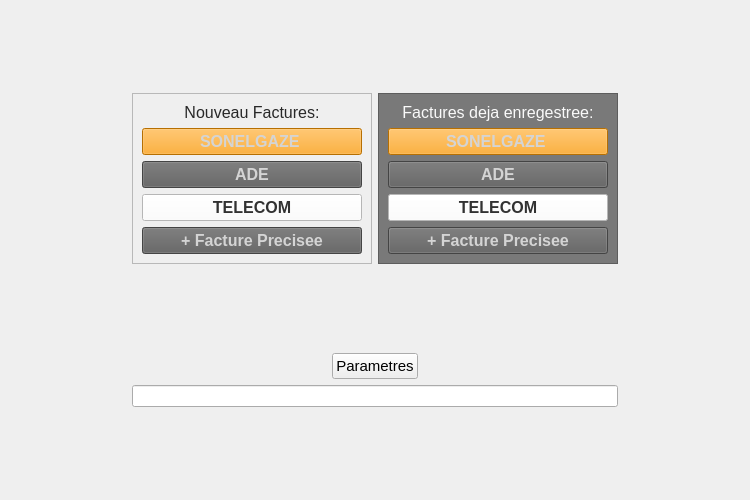
First picture: the form in facturis/ui/main.ui, repository nerevarinee/Facturios-V2, before the edit.
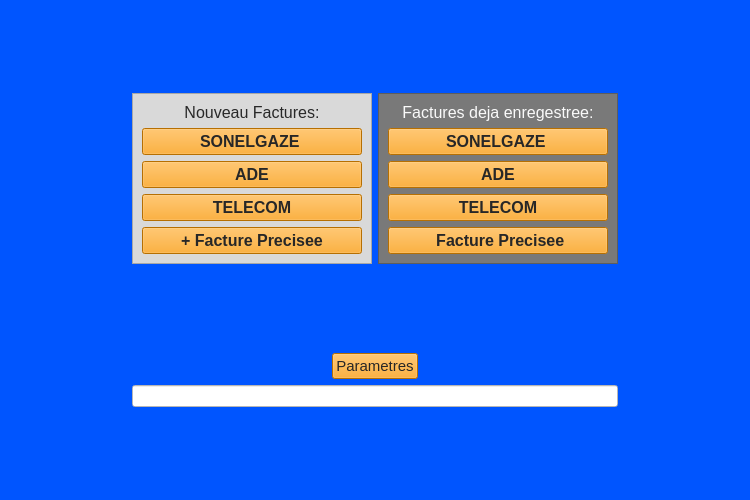
Second picture: the form after the edit. Icons and pictures are not drawn.

The edit to the form file:
```diff
--- a/facturis/ui/main.ui
+++ b/facturis/ui/main.ui
@@ -13,6 +13,9 @@
   <property name="windowTitle">
    <string>Form</string>
   </property>
+  <property name="styleSheet">
+   <string notr="true">background-color:rgb(0, 85, 255)</string>
+  </property>
   <layout class="QHBoxLayout" name="horizontalLayout_3" stretch="1,4,1">
    <item>
     <spacer name="horizontalSpacer">
@@ -46,6 +49,9 @@
       <layout class="QHBoxLayout" name="horizontalLayout">
        <item>
         <widget class="QFrame" name="frame_2">
+         <property name="styleSheet">
+          <string notr="true">background-color:rgb(217, 217, 217)</string>
+         </property>
          <property name="frameShape">
           <enum>QFrame::StyledPanel</enum>
          </property>
@@ -89,7 +95,7 @@
              <enum>Qt::RightToLeft</enum>
             </property>
             <property name="styleSheet">
-             <string notr="true">color:rgb(212, 212, 212); background-color:rgb(255, 155, 3);</string>
+             <string notr="true">color:rgb(39, 39, 39); background-color:rgb(255, 155, 3);</string>
             </property>
             <property name="text">
              <string>SONELGAZE </string>
@@ -119,7 +125,7 @@
              <enum>Qt::RightToLeft</enum>
             </property>
             <property name="styleSheet">
-             <string notr="true">color:rgb(212, 212, 212); background-color:rgb(95, 95, 95);</string>
+             <string notr="true">color:rgb(39, 39, 39); background-color:rgb(255, 155, 3);</string>
             </property>
             <property name="text">
              <string>ADE</string>
@@ -149,7 +155,7 @@
              <enum>Qt::RightToLeft</enum>
             </property>
             <property name="styleSheet">
-             <string notr="true">color:rgb(50, 50, 50); background-color:rgb(255, 255, 255);</string>
+             <string notr="true">color:rgb(39, 39, 39); background-color:rgb(255, 155, 3);</string>
             </property>
             <property name="text">
              <string>TELECOM</string>
@@ -176,7 +182,7 @@
              </font>
             </property>
             <property name="styleSheet">
-             <string notr="true">color:rgb(212, 212, 212); background-color:rgb(95, 95, 95);</string>
+             <string notr="true">color:rgb(39, 39, 39); background-color:rgb(255, 155, 3);</string>
             </property>
             <property name="text">
              <string>+ Facture Precisee</string>
@@ -234,7 +240,7 @@
              <enum>Qt::RightToLeft</enum>
             </property>
             <property name="styleSheet">
-             <string notr="true">color:rgb(212, 212, 212); background-color:rgb(255, 155, 3);</string>
+             <string notr="true">color:rgb(39, 39, 39); background-color:rgb(255, 155, 3);</string>
             </property>
             <property name="text">
              <string>SONELGAZE </string>
@@ -264,7 +270,7 @@
              <enum>Qt::RightToLeft</enum>
             </property>
             <property name="styleSheet">
-             <string notr="true">color:rgb(212, 212, 212); background-color:rgb(95, 95, 95);</string>
+             <string notr="true">color:rgb(39, 39, 39); background-color:rgb(255, 155, 3);</string>
             </property>
             <property name="text">
              <string>ADE</string>
@@ -294,7 +300,7 @@
              <enum>Qt::RightToLeft</enum>
             </property>
             <property name="styleSheet">
-             <string notr="true">color:rgb(50, 50, 50); background-color:rgb(255, 255, 255);</string>
+             <string notr="true">color:rgb(39, 39, 39); background-color:rgb(255, 155, 3);</string>
             </property>
             <property name="text">
              <string>TELECOM</string>
@@ -321,10 +327,10 @@
              </font>
             </property>
             <property name="styleSheet">
-             <string notr="true">color:rgb(212, 212, 212); background-color:rgb(95, 95, 95);</string>
+             <string notr="true">color:rgb(39, 39, 39); background-color:rgb(255, 155, 3);</string>
             </property>
             <property name="text">
-             <string>+ Facture Precisee</string>
+             <string> Facture Precisee</string>
             </property>
            </widget>
           </item>
@@ -371,7 +377,7 @@
           </font>
          </property>
          <property name="styleSheet">
-          <string notr="true"/>
+          <string notr="true">color:rgb(39, 39, 39); background-color:rgb(255, 155, 3);</string>
          </property>
          <property name="text">
           <string>Parametres</string>
@@ -394,7 +400,11 @@
       </layout>
      </item>
      <item>
-      <widget class="QLineEdit" name="storagePathLineEdit"/>
+      <widget class="QLineEdit" name="storagePathLineEdit">
+       <property name="styleSheet">
+        <string notr="true">background-color:rgb(255, 255, 255)</string>
+       </property>
+      </widget>
      </item>
      <item>
       <spacer name="verticalSpacer_3">
```
